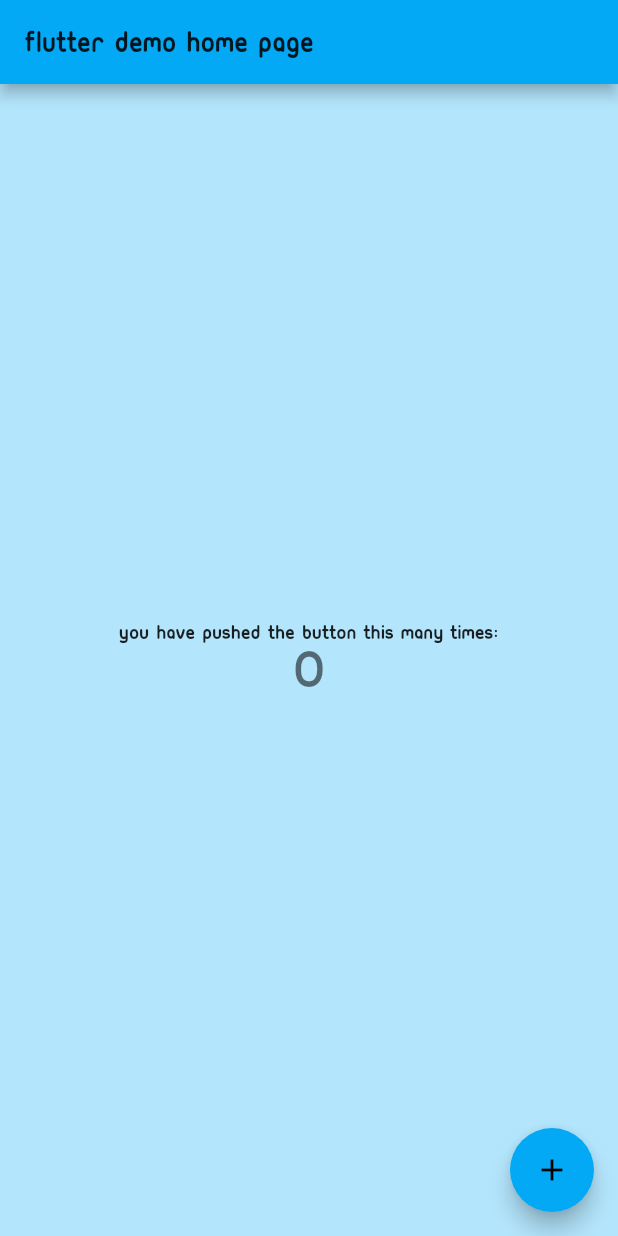
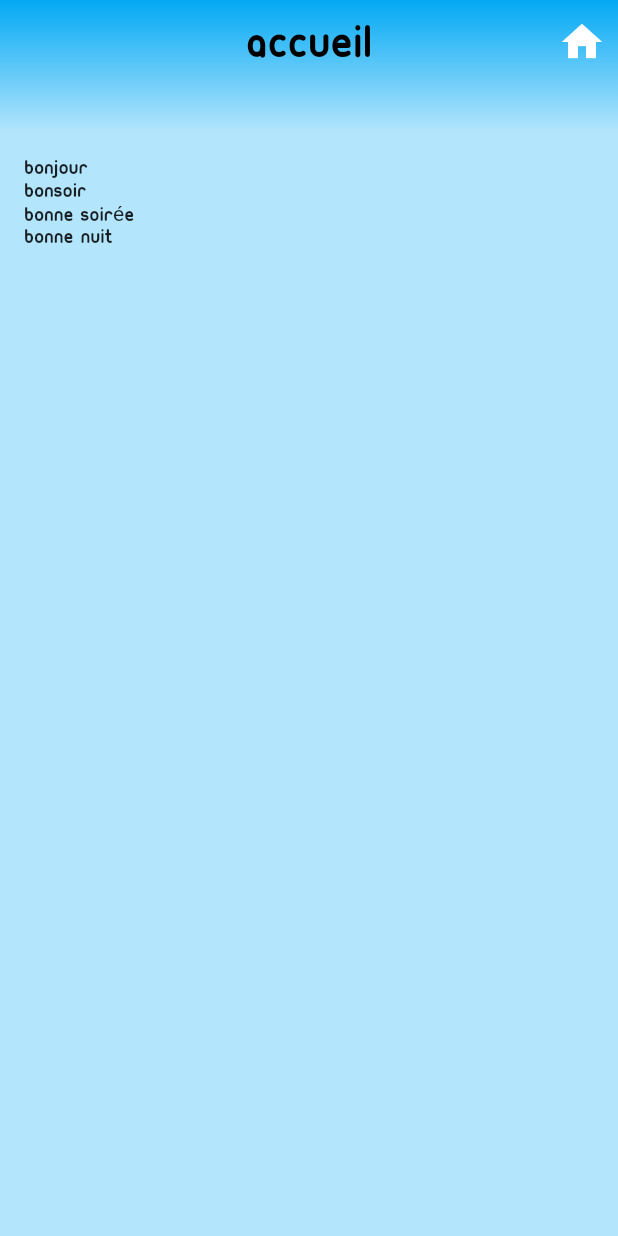
Before and after one commit to mesabo/ambrosino, a Flutter app: the screen it shows after launch, on a phone screen of 412 x 824 dp. Run offline on Flutter 3.47's test engine with Material 2 defaults, Android fonts, the phone set to English and light mode, and no system bars.

Commit message:
update Wed.25/03/2020 00:53:34 @prodigit

```diff
--- /dev/null
+++ b/lib/UI/accueil.dart
@@ -0,0 +1,35 @@
+import 'package:ambrosino/UI/appBar.dart';
+import 'package:flutter/material.dart';
+
+class HomePage extends StatefulWidget {
+  HomePage({Key key, this.title}) : super(key: key);
+  final String title;
+
+  @override
+  _HomePageState createState() => _HomePageState();
+}
+
+class _HomePageState extends State<HomePage> {
+  AllBar allBar = new AllBar();
+
+  @override
+  Widget build(BuildContext context) {
+    return Scaffold(
+        appBar: allBar.myappBar(Colors.lightBlue, Colors.lightBlue.shade100,
+            "Accueil", Icons.home, "/home/messou/flutter/bin"),
+        body: SafeArea(
+          minimum: EdgeInsets.all(16.0),
+          child: SingleChildScrollView(
+            child: Column(
+              crossAxisAlignment: CrossAxisAlignment.start,
+              children: <Widget>[
+                Text("Bonjour"),
+                Text("Bonsoir"),
+                Text("Bonne soirée"),
+                Text("Bonne nuit"),
+              ],
+            ),
+          ),
+        ));
+  }
+}
--- /dev/null
+++ b/lib/UI/appBar.dart
@@ -0,0 +1,36 @@
+import 'package:flutter/material.dart';
+
+class AllBar {
+  AllBar();
+
+  Widget myappBar(Color color1,Color color2, String title, IconData ico,String path) {
+    return AppBar(
+      centerTitle: true,
+      title: Text(
+        "$title".toUpperCase(),
+        style: TextStyle(color: Colors.black,fontSize: 32.0,),
+      ),
+      actions: <Widget>[
+        IconButton(
+          icon: new Icon(ico,color: Colors.white,size: 32,),
+          onPressed: () {
+//            TODO: methode pour retourner à l'accueil
+            print(path);
+          },
+        ),
+      ],
+      elevation: 0.0,
+      bottom: PreferredSize(
+          child: Container(), preferredSize: Size.fromHeight(32.0)),
+      flexibleSpace: Container(
+        decoration: BoxDecoration(
+          gradient: LinearGradient(
+            colors: [color1, color2],
+            begin: Alignment.topCenter,
+            end: Alignment.bottomCenter,
+          ),
+        ),
+      ),
+    );
+  }
+}
--- a/lib/main.dart
+++ b/lib/main.dart
@@ -1,3 +1,4 @@
+import 'package:ambrosino/UI/accueil.dart';
 import 'package:flutter/material.dart';
 
 void main() => runApp(MyApp());
@@ -8,97 +9,17 @@ class MyApp extends StatelessWidget {
   Widget build(BuildContext context) {
     return MaterialApp(
       debugShowCheckedModeBanner: false,
-      title: 'Flutter Demo',
       theme: ThemeData(
-          primarySwatch: Colors.lightBlue,
-          canvasColor: Colors.lightBlue.shade100,
-          fontFamily: 'Ubuntu'),
-      home: MyHomePage(title: 'Flutter Demo Home Page'),
+        primarySwatch: Colors.lightBlue,
+        canvasColor: Colors.lightBlue.shade100,
+        fontFamily: 'Ubuntu',
+      ),
+      //home: HomePage(title: 'Flutter Demo Home Page'),
+      initialRoute: '/home',
+      routes: {
+        '/home': (context) => HomePage(),
+        //'/commande': (context) => CommandePage(),
+      },
     );
   }
 }
-
-class MyHomePage extends StatefulWidget {
-  MyHomePage({Key key, this.title}) : super(key: key);
-
-  // This widget is the home page of your application. It is stateful, meaning
-  // that it has a State object (defined below) that contains fields that affect
-  // how it looks.
-
-  // This class is the configuration for the state. It holds the values (in this
-  // case the title) provided by the parent (in this case the App widget) and
-  // used by the build method of the State. Fields in a Widget subclass are
-  // always marked "final".
-
-  final String title;
-
-  @override
-  _MyHomePageState createState() => _MyHomePageState();
-}
-
-class _MyHomePageState extends State<MyHomePage> {
-  int _counter = 0;
-
-  void _incrementCounter() {
-    setState(() {
-      // This call to setState tells the Flutter framework that something has
-      // changed in this State, which causes it to rerun the build method below
-      // so that the display can reflect the updated values. If we changed
-      // _counter without calling setState(), then the build method would not be
-      // called again, and so nothing would appear to happen.
-      _counter++;
-    });
-  }
-
-  @override
-  Widget build(BuildContext context) {
-    // This method is rerun every time setState is called, for instance as done
-    // by the _incrementCounter method above.
-    //
-    // The Flutter framework has been optimized to make rerunning build methods
-    // fast, so that you can just rebuild anything that needs updating rather
-    // than having to individually change instances of widgets.
-    return Scaffold(
-      appBar: AppBar(
-        // Here we take the value from the MyHomePage object that was created by
-        // the App.build method, and use it to set our appbar title.
-        title: Text(widget.title),
-      ),
-      body: Center(
-        // Center is a layout widget. It takes a single child and positions it
-        // in the middle of the parent.
-        child: Column(
-          // Column is also a layout widget. It takes a list of children and
-          // arranges them vertically. By default, it sizes itself to fit its
-          // children horizontally, and tries to be as tall as its parent.
-          //
-          // Invoke "debug painting" (press "p" in the console, choose the
-          // "Toggle Debug Paint" action from the Flutter Inspector in Android
-          // Studio, or the "Toggle Debug Paint" command in Visual Studio Code)
-          // to see the wireframe for each widget.
-          //
-          // Column has various properties to control how it sizes itself and
-          // how it positions its children. Here we use mainAxisAlignment to
-          // center the children vertically; the main axis here is the vertical
-          // axis because Columns are vertical (the cross axis would be
-          // horizontal).
-          mainAxisAlignment: MainAxisAlignment.center,
-          children: <Widget>[
-            Text(
-              'You have pushed the button this many times:',
-            ),
-            Text(
-              '$_counter',
-              style: Theme.of(context).textTheme.display1,
-            ),
-          ],
-        ),
-      ),
-      floatingActionButton: FloatingActionButton(
-        onPressed: _incrementCounter,
-        tooltip: 'Increment',
-        child: Icon(Icons.add),
-      ), // This trailing comma makes auto-formatting nicer for build methods.
-    );
-  }
-}
--- a/pubspec.yaml
+++ b/pubspec.yaml
@@ -42,7 +42,7 @@ flutter:
      - family: DroidSans
        fonts:
          - asset: assets/fonts/DroidSans.ttf
-         - asset: fonts/DroidSans.ttf-Bold.ttf
+         - asset: assets/fonts/DroidSans-Bold.ttf
            style: italic
      - family: Ubuntu
        fonts:
@@ -50,7 +50,7 @@ flutter:
            weight: 700
      - family: UbuntuMono
        fonts:
-         - asset: assets/fonts/UbuntuMono.ttf
+         - asset: assets/fonts/UbuntuMono-RI.ttf
            weight: 500
      - family: Exo
        fonts:
```
